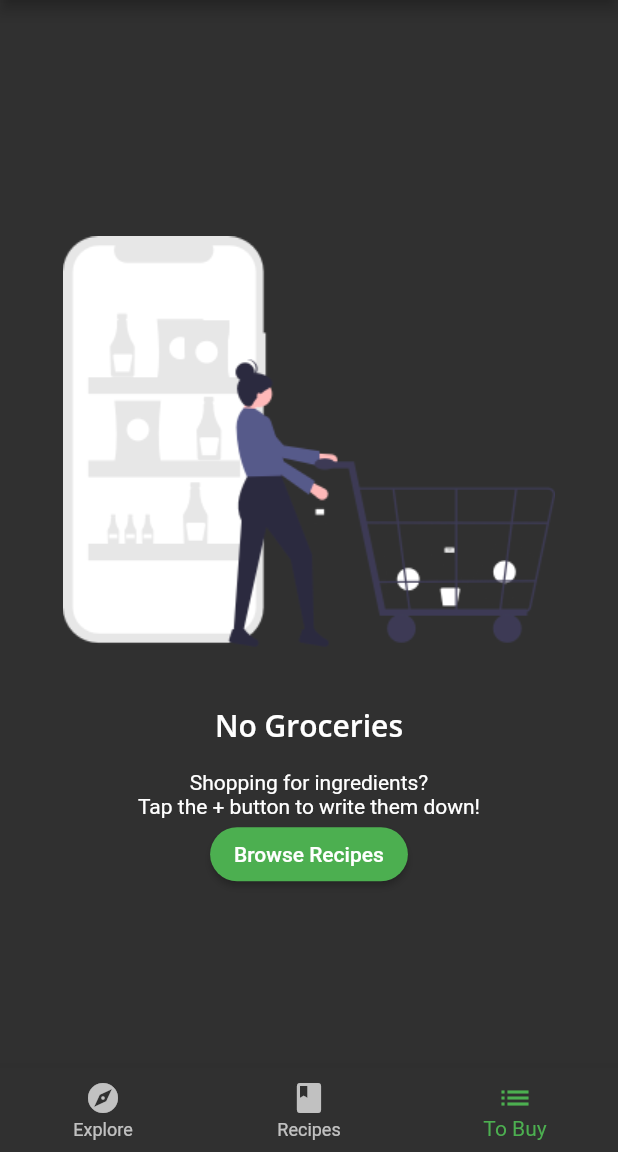
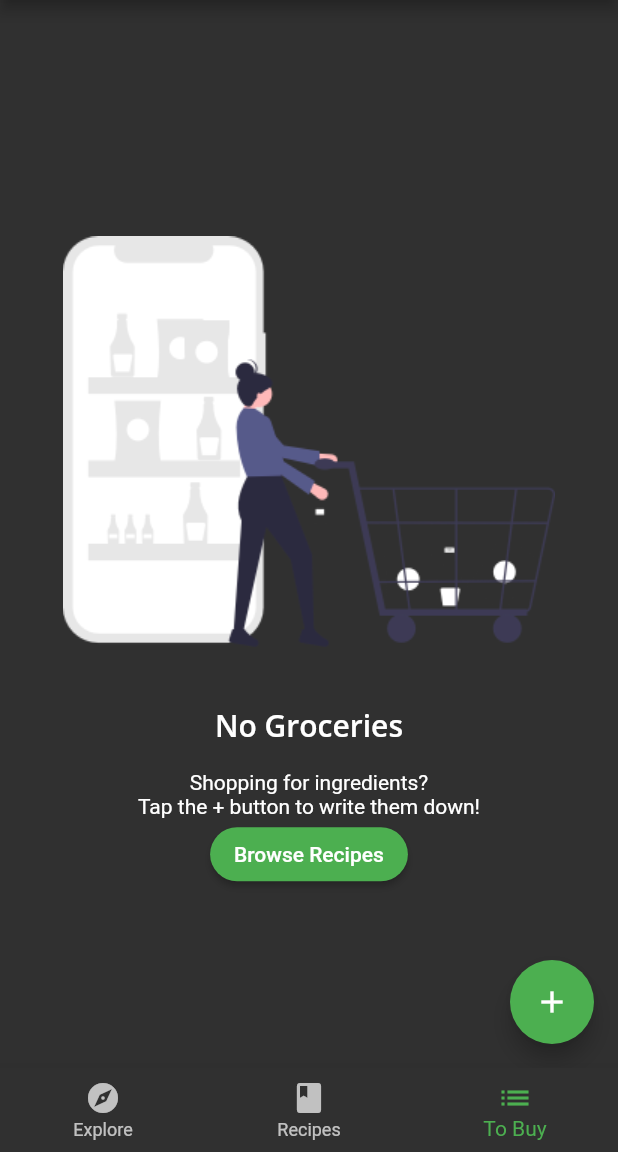
Before and after one commit to purvjoshi04/flutter_projects, a Flutter app: the screen it shows after launch, item 3 of the bottom bar chosen, on a phone screen of 412 x 824 dp, the part 84-1236 px from its top. Run offline on Flutter 3.47's test engine with Material 2 defaults, Android fonts, the phone set to English and light mode, and no system bars; our stand-ins replace flutter_colorpicker, google_fonts.

Commit message:
Intial Commit

```diff
--- a/fooderlich/lib/main.dart
+++ b/fooderlich/lib/main.dart
@@ -21,14 +21,14 @@ class Fooderlich extends StatelessWidget {
       theme: theme,
       title: 'Fooderlich',
       //1
-      home: MultiProvider(providers: [
-        //2
-        ChangeNotifierProvider(create: (context) => TabManager()),
-// TODO: Add GroceryManager Provider
-      ],
-      child: const Home(),
+      home: MultiProvider(
+        providers: [
+          //2
+          ChangeNotifierProvider(create: (context) => TabManager()),
+          ChangeNotifierProvider(create: (context) => GroceryManager()),
+        ],
+        child: const Home(),
       ),
-
     );
   }
 }
--- a/fooderlich/lib/models/models.dart
+++ b/fooderlich/lib/models/models.dart
@@ -4,3 +4,4 @@ export 'post.dart';
 export 'simple_recipe.dart';
 export 'grocery_item.dart';
 export 'tab_manager.dart';
+export 'grocery_manager.dart';
--- a/fooderlich/lib/screens/grocery_screen.dart
+++ b/fooderlich/lib/screens/grocery_screen.dart
@@ -1,14 +1,63 @@
 import 'package:flutter/material.dart';
 import 'empty_grocery_screen.dart';
+import 'package:provider/provider.dart';
+import '../models/models.dart';
+import 'grocery_item_screen.dart';
 
 class GroceryScreen extends StatelessWidget {
   const GroceryScreen({super.key});
 
   @override
   Widget build(BuildContext context) {
-    // TODO: Add a scaffold widget
-    return const EmptyGroceryScreen();
+    //5
+    return Scaffold(
+      //6
+      floatingActionButton: FloatingActionButton(
+        child: const Icon(Icons.add),
+        onPressed: () {
+          // TODO: Present GroceryItemScreen
+          // 1
+          final manager = Provider.of<GroceryManager>(context, listen: false);
+// 2
+          Navigator.push(
+            context,
+// 3
+            MaterialPageRoute(
+// 4
+              builder: (context) => GroceryItemScreen(
+// 5
+                onCreate: (item) {
+// 6
+                  manager.addItem(item);
+// 7
+                  Navigator.pop(context);
+                },
+// 8
+                onUpdate: (item) {},
+              ),
+            ),
+          );
+        },
+      ),
+      //7
+      body: buildGroceryScreen(),
+    );
+  }
 
+  Widget buildGroceryScreen() {
+    //1
+    return Consumer<GroceryManager>(
+      //2
+      builder: (context, manager, child) {
+        //3
+        if (manager.groceryItems.isNotEmpty) {
+          // TODO: Add GroceryListScreen
+          return Container();
+        } else {
+          //4
+          return const EmptyGroceryScreen();
+        }
+      },
+    );
   }
-  // TODO: Add buildGroceryScreen
 }
--- a/fooderlich/pubspec.yaml
+++ b/fooderlich/pubspec.yaml
@@ -12,6 +12,9 @@ dependencies:
     sdk: flutter
   google_fonts: ^5.1.0
   provider: ^6.0.5
+  flutter_colorpicker: ^1.0.3
+  intl: ^0.17.0
+  uuid: ^3.0.6
 
 dev_dependencies:
   flutter_test:
```
Also changed, not shown: fooderlich/lib/models/grocery_manager.dart (+28 -0 lines), fooderlich/lib/screens/grocery_item_screen.dart (added, +43 -0 lines), fooderlich/pubspec.lock.
